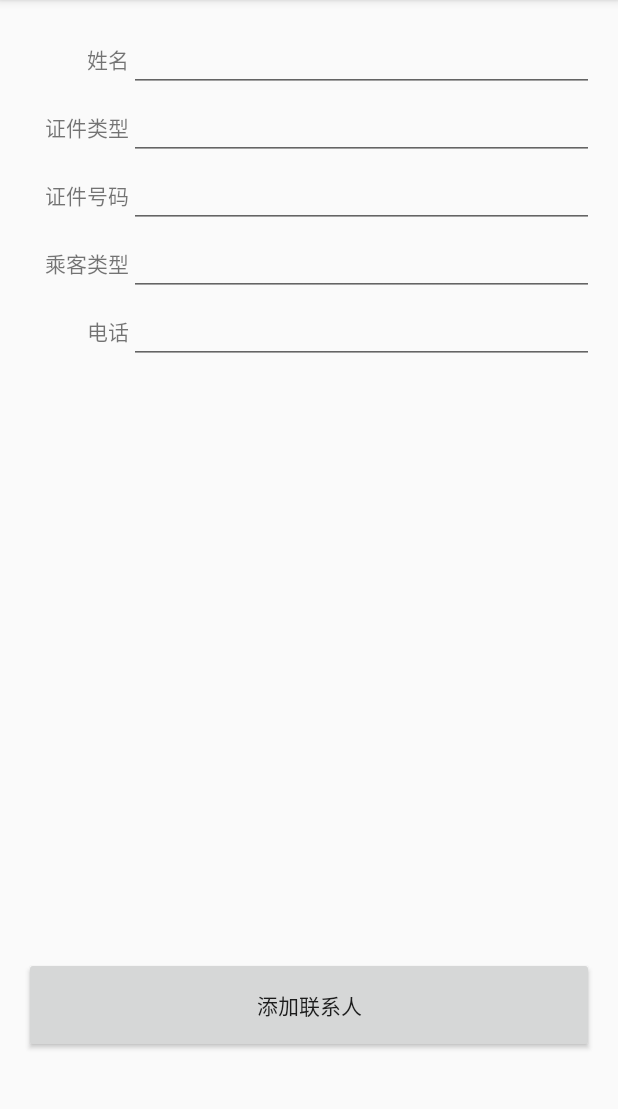
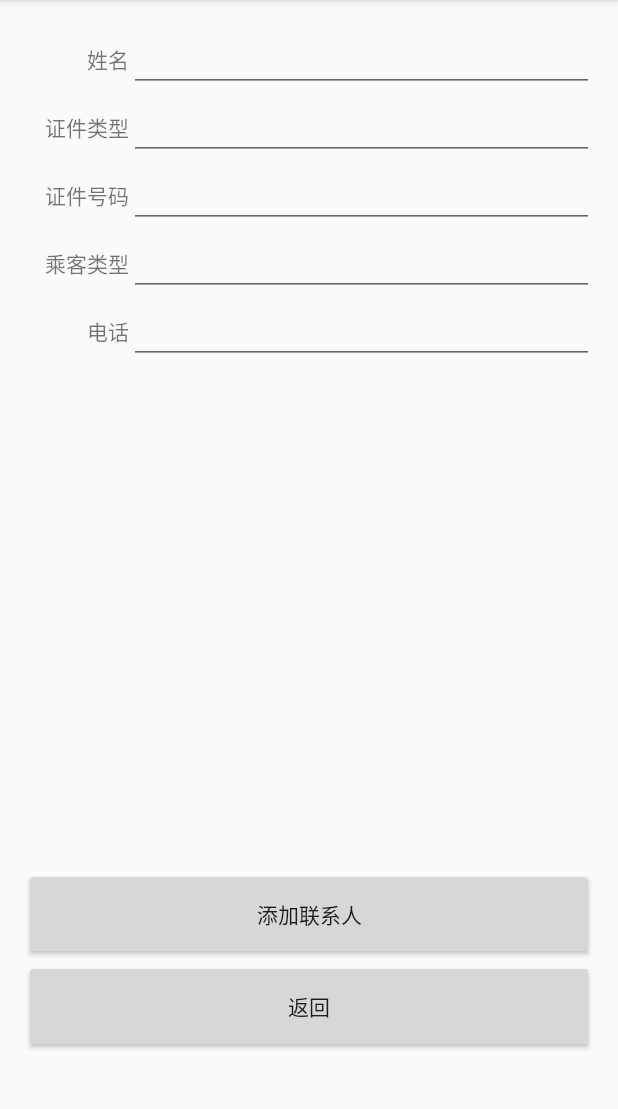
Before and after one commit to Zprestonx/My12306, an Android app: the MyContactActivity screen opened directly, with no data from a screen before it, in the options menu, after a tap on "添加联系人", on a phone screen of 412 x 824 dp, the part 84-1193 px from its top. Run offline under Robolectric (Android 15) with nearby library versions, the phone set to English and light mode, and no system bars.

Commit message:
优化细节 -小m

```diff
--- a/app/src/main/java/com/zpreston/my12306/activity/mine/ContactShowActivity.java
+++ b/app/src/main/java/com/zpreston/my12306/activity/mine/ContactShowActivity.java
@@ -3,6 +3,7 @@ package com.zpreston.my12306.activity.mine;
 import android.content.Intent;
 import android.support.v7.app.AppCompatActivity;
 import android.os.Bundle;
+import android.util.Log;
 import android.view.Menu;
 import android.view.MenuItem;
 import android.view.View;
@@ -34,10 +35,13 @@ public class ContactShowActivity extends AppCompatActivity {
 
 
 
+
     @Override
     protected void onCreate(Bundle savedInstanceState) {
+        Log.e("TAG","show");
         super.onCreate(savedInstanceState);
         setContentView(R.layout.activity_contact_show);
+        Log.e("TAG","show-after");
 
         lvContactShow = (ListView) findViewById(R.id.lvContactShow);
         btnSaveContact = (Button) findViewById(R.id.btnSaveContact);
@@ -52,7 +56,7 @@ public class ContactShowActivity extends AppCompatActivity {
                 startActivity(intent);
             }
         });
-
+        mData=getData();
         adapter=new ContactShowAdapter(this,mData);
         lvContactShow.setAdapter(adapter);
     }
@@ -61,42 +65,36 @@ public class ContactShowActivity extends AppCompatActivity {
         List<Map<String,Object>> data=new ArrayList<Map<String, Object>>();
         Map<String,Object> map=new HashMap<String,Object>();
 
-        ContactDao contactDao=new ContactDaoImpl(ContactShowActivity.this);
-        List<Contact> contactList=contactDao.queryMyContacts("775079852@qq.com");
-        String contactType=null;
+        Intent intent=getIntent();
 
-        for(Contact contact:contactList){
-            if(contact.getContactState()==0){
-                contactType="成人";
-            }else if(contact.getContactState()==0){
-                contactType="学生";
-            }
+        map.put("label","姓名");
+        map.put("content",intent.getStringExtra("contactName"));
 
-            map=new HashMap<String,Object>();
-            map.put("label","姓名");
-            map.put("content",contact.getContactName());
         data.add(map);
 
         map=new HashMap<String,Object>();
         map.put("label","证件类型");
-            map.put("content","身份证");
+        map.put("content",intent.getStringExtra("idType"));
+
         data.add(map);
 
         map=new HashMap<String,Object>();
         map.put("label","证件号码");
-            map.put("content",contact.getContactCardId());
+        map.put("content",intent.getStringExtra("contactCardId"));
+
         data.add(map);
 
         map=new HashMap<String,Object>();
         map.put("label","乘客类型");
-            map.put("content","学生");
+        map.put("content",intent.getStringExtra("contactType"));
+
         data.add(map);
 
         map=new HashMap<String,Object>();
         map.put("label","电话");
-            map.put("content",contact.getContactPhone());
+        map.put("content",intent.getStringExtra("contactPhone"));
+
         data.add(map);
-        }
 
         return data;
     }
@@ -111,6 +109,10 @@ public class ContactShowActivity extends AppCompatActivity {
     @Override
     public boolean onOptionsItemSelected(MenuItem item) {
         /* 菜单栏选项点击事件 */
+
+        ////////////////////
+        ContactDao contactDao=new ContactDaoImpl(ContactShowActivity.this);
+
         switch(item.getItemId()){
             case R.id.edit_item:
                 adapter.setEditFlag(true);
@@ -120,6 +122,7 @@ public class ContactShowActivity extends AppCompatActivity {
                 break;
             case R.id.remove_item:
                 Toast.makeText(this,"you clicked Remove",Toast.LENGTH_SHORT).show();
+                /*contactDao.deleteContact()*/
                 /* 删除联系人——从数据库删除并更新联系人列表 */
                 /*
                 Intent intent=new Intent().setClass(ContactShowActivity.this,ContactAddActivity.class);
--- a/app/src/main/java/com/zpreston/my12306/activity/mine/MyContactActivity.java
+++ b/app/src/main/java/com/zpreston/my12306/activity/mine/MyContactActivity.java
@@ -4,6 +4,7 @@ import android.app.ActionBar;
 import android.content.Intent;
 import android.support.v7.app.AppCompatActivity;
 import android.os.Bundle;
+import android.util.Log;
 import android.view.Menu;
 import android.view.MenuItem;
 import android.view.View;
@@ -25,10 +26,13 @@ import java.util.ArrayList;
 import java.util.HashMap;
 import java.util.List;
 import java.util.Map;
+import java.util.concurrent.ExecutionException;
 
 public class MyContactActivity extends AppCompatActivity {
     private ListView lvContact;
     List<Map<String, Object>> mData;
+
+    int count;
 
     @Override
     protected void onCreate(Bundle savedInstanceState) {
@@ -36,28 +40,38 @@ public class MyContactActivity extends AppCompatActivity {
         setContentView(R.layout.activity_my_contact);
 
         mData=getData();
+
         lvContact = (ListView) findViewById(R.id.lvContact);
-        lvContact.setAdapter(new MyContactAdapter(this,mData));
+        final MyContactAdapter myContactAdapter=new MyContactAdapter(this,mData);
+        lvContact.setAdapter(myContactAdapter);
+
 
         lvContact.setOnItemClickListener(new AdapterView.OnItemClickListener() {
             @Override
             public void onItemClick(AdapterView<?> parent, View view, int position, long id) {
-                switch (position) {
-                    case 0:
-                        Toast.makeText(MyContactActivity.this, "点击了联系人" + position, Toast.LENGTH_LONG).show();
-                        Intent intent1=new Intent().setClass(MyContactActivity.this,ContactShowActivity.class);
-                        /*Bundle bundle=new Bundle();
-                        bundle.p*/
 
-                        startActivity(intent1);
-                        break;
+                ContactDao contactDao=new ContactDaoImpl(MyContactActivity.this);
+                Toast.makeText(MyContactActivity.this, "点击了联系人" + position, Toast.LENGTH_SHORT).show();
 
-                    case 1:
-                        Intent intent2=new Intent().setClass(MyContactActivity.this,ContactShowActivity.class);
-                        startActivity(intent2);
-                        Toast.makeText(MyContactActivity.this, "点击了联系人" + position, Toast.LENGTH_LONG).show();
-                        break;
+                Contact contact=contactDao.querySingleContact("775079852@qq.com",2);
+                Log.e("tag",contact.toString());
+                String contactType=null;
+                Log.e("TAG",String.valueOf(contact.getContactState()));
+
+                if(contact.getContactState()==1){
+                    contactType="成人";
+                }else if(contact.getContactState()==2){
+                    contactType="学生";
                 }
+
+                Intent intent=new Intent(MyContactActivity.this,ContactShowActivity.class);
+                intent.putExtra("contactName",contact.getContactName());
+                intent.putExtra("idType","二代身份证");
+                intent.putExtra("contactCardId",contact.getContactCardId());
+                intent.putExtra("contactType",contactType);
+                intent.putExtra("contactPhone",contact.getContactPhone());
+                startActivity(intent);
+
             }
         });
     }
@@ -92,7 +106,8 @@ public class MyContactActivity extends AppCompatActivity {
     public boolean onCreateOptionsMenu(Menu menu) {
         /* 使用inflate方法把布局文件中定义的菜单加载给第二个参数对应的menu对象 */
         getMenuInflater().inflate(R.menu.mine_contact_menu1,menu);
-        return true;
+
+        return super.onCreateOptionsMenu(menu);
     }
 
     @Override
--- a/app/src/main/java/com/zpreston/my12306/adapter/ContactShowAdapter.java
+++ b/app/src/main/java/com/zpreston/my12306/adapter/ContactShowAdapter.java
@@ -3,6 +3,7 @@ package com.zpreston.my12306.adapter;
 import android.app.AlertDialog;
 import android.content.Context;
 import android.content.DialogInterface;
+import android.util.Log;
 import android.view.View;
 import android.view.ViewGroup;
 import android.widget.BaseAdapter;
@@ -69,11 +70,10 @@ public class ContactShowAdapter extends BaseAdapter {
             viewHolder.tvContactShow=(TextView)convertView.findViewById(R.id.tvContactShow);
             viewHolder.edtContactShow=(EditText)convertView.findViewById(R.id.edtContactShow);
 
+            viewHolder.tvContactShow.setText(mData.get(position).get("label").toString());
+            viewHolder.edtContactShow.setText(mData.get(position).get("content").toString());
             viewHolder.edtContactShow.setClickable(false);
             viewHolder.edtContactShow.setEnabled(false);
-
-            viewHolder.tvContactShow.setText(mData.get(position).get("label").toString());
-            viewHolder.edtContactShow.setText(mData.get(position).get("content").toString());
 
             convertView.setTag(viewHolder);
         }else {
--- a/app/src/main/res/layout/activity_contact_add.xml
+++ b/app/src/main/res/layout/activity_contact_add.xml
@@ -21,8 +21,15 @@
         android:layout_width="match_parent"
         android:layout_height="wrap_content"
         android:layout_weight="1"
-        android:layout_marginBottom="50dp"
         android:text="添加联系人"
         android:id="@+id/btnAddContact" />
 
+    <Button
+        android:layout_width="match_parent"
+        android:layout_height="wrap_content"
+        android:layout_weight="1"
+        android:layout_marginBottom="50dp"
+        android:text="返回"
+        android:id="@+id/btnReturn" />
+
 </LinearLayout>
--- a/app/src/main/res/layout/mine_lvsimple_item.xml
+++ b/app/src/main/res/layout/mine_lvsimple_item.xml
@@ -7,13 +7,14 @@
 
     <ImageView
         android:id="@+id/simple_im"
-        android:layout_width="50dp"
-        android:layout_height="50dp" />
+        android:layout_width="60dp"
+        android:layout_height="60dp" />
 
     <TextView
         android:id="@+id/simple_tv"
         android:layout_width="match_parent"
         android:layout_height="wrap_content"
+        android:layout_marginLeft="@dimen/activity_horizontal_margin"
         android:layout_gravity="center_vertical" />
 
 </LinearLayout>
--- a/app/src/main/res/menu/mine_account_menu.xml
+++ b/app/src/main/res/menu/mine_account_menu.xml
@@ -1,5 +1,6 @@
 <?xml version="1.0" encoding="utf-8"?>
 <menu xmlns:android="http://schemas.android.com/apk/res/android">
+
     <item
         android:id="@+id/account_item"
         android:title="修改账户信息" />
--- a/app/src/main/res/menu/mine_contact_menu1.xml
+++ b/app/src/main/res/menu/mine_contact_menu1.xml
@@ -1,6 +1,11 @@
 <?xml version="1.0" encoding="utf-8"?>
 <menu xmlns:android="http://schemas.android.com/apk/res/android">
+
     <item
         android:id="@+id/add_item"
+
+        android:visible="true"
         android:title="添加联系人" />
 </menu>
+
+    <!--android:icon="@drawable/my_contact_add"-->
```
Also changed, not shown: app/src/main/java/com/zpreston/my12306/activity/mine/ContactAddActivity.java (+35 -9 lines), app/src/main/java/com/zpreston/my12306/fragment/MineFragment.java (+3 -10 lines), app/src/main/res/drawable/my_contact_add.png (renamed from app/src/main/res/drawable/add_contacts.png). Lines whose indentation alone changed are shown as unchanged.
